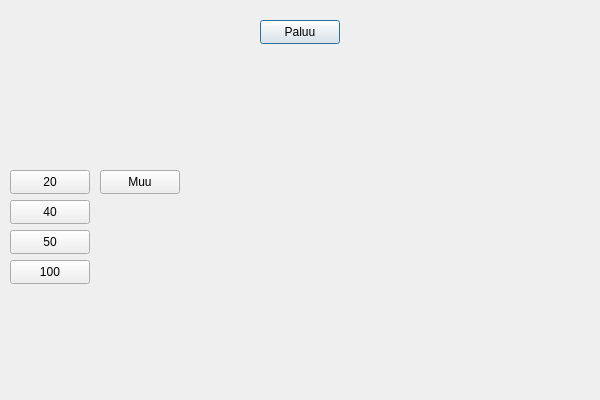
Before: the Qt Designer form bank_automat/withdraw.ui in 25kmo-project/group_7, drawn with Qt 5.
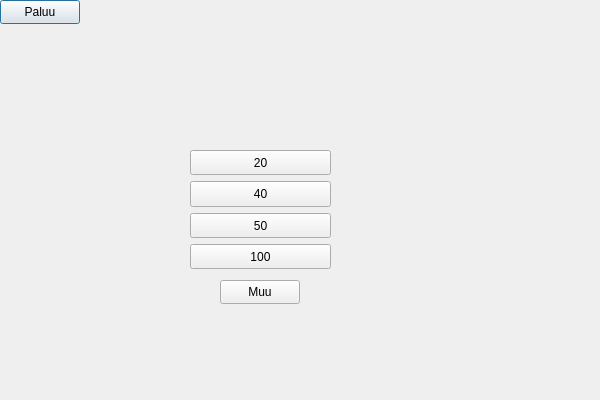
After: the same form once the commit is applied.

Commit message:
Refactor UI layouts and improve style/theme
Reworked several .ui files to use layouts instead of absolute positioning, improving scalability and maintainability. Updated styles.qss for a modernized look and better contrast. Adjusted main.cpp to load the stylesheet from a relative path. Fixed label references in mainwindow.cpp for error messages. These changes enhance the application's appearance, usability, and code structure.

What changed in the file:
```diff
--- a/bank_automat/withdraw.ui
+++ b/bank_automat/withdraw.ui
@@ -22,80 +22,98 @@
   <widget class="QPushButton" name="btnWithdrawBack">
    <property name="geometry">
     <rect>
-     <x>260</x>
-     <y>20</y>
+     <x>0</x>
+     <y>0</y>
      <width>80</width>
      <height>24</height>
     </rect>
    </property>
+   <property name="sizePolicy">
+    <sizepolicy hsizetype="Expanding" vsizetype="Expanding">
+     <horstretch>0</horstretch>
+     <verstretch>0</verstretch>
+    </sizepolicy>
+   </property>
    <property name="text">
     <string>Paluu</string>
    </property>
   </widget>
+  <widget class="QPushButton" name="btnWithdrawBack_6">
+   <property name="geometry">
+    <rect>
+     <x>220</x>
+     <y>280</y>
+     <width>80</width>
+     <height>24</height>
+    </rect>
+   </property>
+   <property name="text">
+    <string>Muu</string>
+   </property>
+  </widget>
+  <widget class="QWidget" name="">
+   <property name="geometry">
+    <rect>
+     <x>190</x>
+     <y>150</y>
+     <width>141</width>
+     <height>119</height>
+    </rect>
+   </property>
+   <layout class="QGridLayout" name="gridLayout">
+    <item row="0" column="0">
   <widget class="QPushButton" name="btnWithdrawBack_2">
-   <property name="geometry">
-    <rect>
-     <x>10</x>
-     <y>170</y>
-     <width>80</width>
-     <height>24</height>
-    </rect>
+      <property name="sizePolicy">
+       <sizepolicy hsizetype="Expanding" vsizetype="Expanding">
+        <horstretch>0</horstretch>
+        <verstretch>0</verstretch>
+       </sizepolicy>
    </property>
    <property name="text">
     <string>20</string>
    </property>
   </widget>
+    </item>
+    <item row="1" column="0">
   <widget class="QPushButton" name="btnWithdrawBack_3">
-   <property name="geometry">
-    <rect>
-     <x>10</x>
-     <y>200</y>
-     <width>80</width>
-     <height>24</height>
-    </rect>
+      <property name="sizePolicy">
+       <sizepolicy hsizetype="Expanding" vsizetype="Expanding">
+        <horstretch>0</horstretch>
+        <verstretch>0</verstretch>
+       </sizepolicy>
    </property>
    <property name="text">
     <string>40</string>
    </property>
   </widget>
+    </item>
+    <item row="2" column="0">
   <widget class="QPushButton" name="btnWithdrawBack_4">
-   <property name="geometry">
-    <rect>
-     <x>10</x>
-     <y>230</y>
-     <width>80</width>
-     <height>24</height>
-    </rect>
+      <property name="sizePolicy">
+       <sizepolicy hsizetype="Expanding" vsizetype="Expanding">
+        <horstretch>0</horstretch>
+        <verstretch>0</verstretch>
+       </sizepolicy>
    </property>
    <property name="text">
     <string>50</string>
    </property>
   </widget>
+    </item>
+    <item row="3" column="0">
   <widget class="QPushButton" name="btnWithdrawBack_5">
-   <property name="geometry">
-    <rect>
-     <x>10</x>
-     <y>260</y>
-     <width>80</width>
-     <height>24</height>
-    </rect>
+      <property name="sizePolicy">
+       <sizepolicy hsizetype="Expanding" vsizetype="Expanding">
+        <horstretch>0</horstretch>
+        <verstretch>0</verstretch>
+       </sizepolicy>
    </property>
    <property name="text">
     <string>100</string>
    </property>
   </widget>
-  <widget class="QPushButton" name="btnWithdrawBack_6">
-   <property name="geometry">
-    <rect>
-     <x>100</x>
-     <y>170</y>
-     <width>80</width>
-     <height>24</height>
-    </rect>
-   </property>
-   <property name="text">
-    <string>Muu</string>
-   </property>
+    </item>
+   </layout>
   </widget>
  </widget>
  <resources/>
```
Lines whose indentation alone changed are shown as unchanged. The commit also changes 9 other files.
